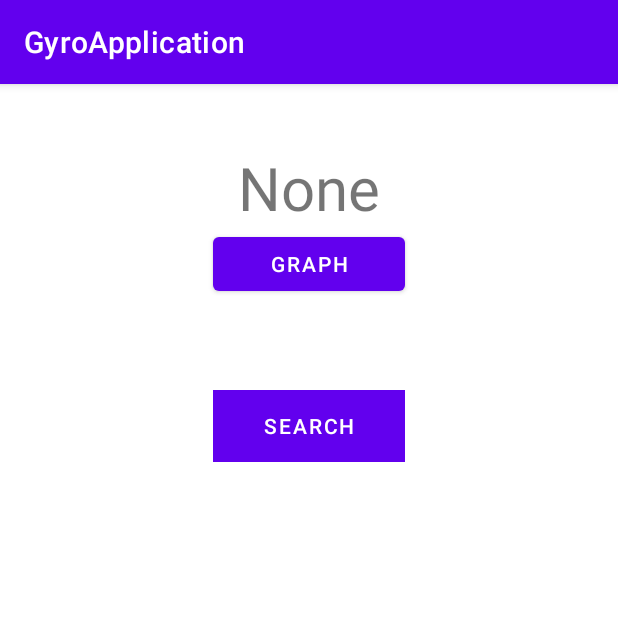
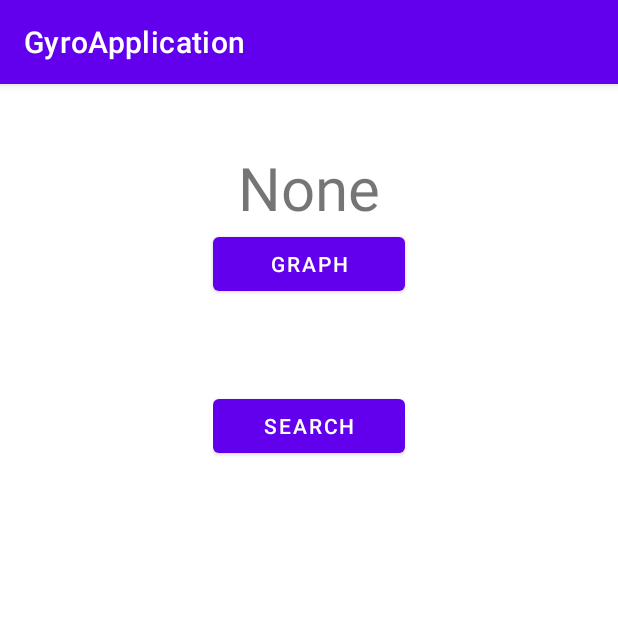
Before and after one commit to cwal1220/GyroApplication, an Android app: the ReceiveActivity screen opened directly, with no data from a screen before it, on a phone screen of 412 x 824 dp, the top half of it. Run offline under Robolectric (Android 15) with nearby library versions, the phone set to English and light mode, and no system bars.

```diff
--- a/app/src/main/res/layout/activity_receive.xml
+++ b/app/src/main/res/layout/activity_receive.xml
@@ -40,11 +40,8 @@
                 android:id="@+id/btn_search"
                 android:layout_width="128dp"
                 android:layout_height="wrap_content"
-                android:background="#C0C0C0"
                 android:onClick="onClickButtonSearch"
                 android:text="Search"
-                android:textColor="#ffffff"
-                android:textColorHint="@color/white"
                 tools:ignore="OnClick" />
         </LinearLayout>
 
```
Also changed, not shown: app/src/main/java/com/example/gyroapplication/ConnectedThread.java (+9 -3 lines).
